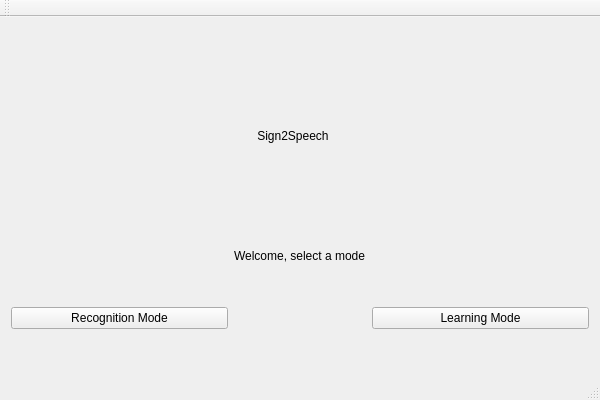
Old version of the form Sign2SpeechPrototype/sign2speechprototype.ui in the repository SignToSpeech-Project/SignToSpeech-QT.
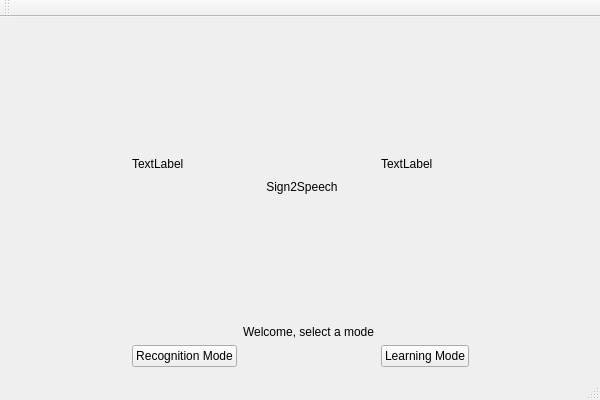
New version of the form.

```diff
--- a/Sign2SpeechPrototype/sign2speechprototype.ui
+++ b/Sign2SpeechPrototype/sign2speechprototype.ui
@@ -15,8 +15,8 @@
   </property>
   <widget class="QWidget" name="centralWidget">
    <layout class="QGridLayout" name="gridLayout">
-    <item row="1" column="0">
-     <spacer name="horizontalSpacer">
+    <item row="0" column="0">
+     <spacer name="horizontalSpacer_3">
       <property name="orientation">
        <enum>Qt::Horizontal</enum>
       </property>
@@ -28,86 +28,197 @@
       </property>
      </spacer>
     </item>
-    <item row="1" column="1">
+    <item row="0" column="1">
+     <layout class="QGridLayout" name="gridLayout_3"/>
+    </item>
+    <item row="2" column="2">
      <widget class="QLabel" name="label">
       <property name="text">
        <string>       Sign2Speech</string>
       </property>
      </widget>
     </item>
-    <item row="1" column="2">
-     <spacer name="horizontalSpacer_2">
-      <property name="orientation">
-       <enum>Qt::Horizontal</enum>
-      </property>
-      <property name="sizeHint" stdset="0">
-       <size>
-        <width>40</width>
-        <height>20</height>
-       </size>
-      </property>
-     </spacer>
+    <item row="0" column="3">
+     <layout class="QGridLayout" name="gridLayout_4"/>
     </item>
-    <item row="3" column="1">
-     <widget class="QLabel" name="label_2">
+    <item row="1" column="3">
+     <widget class="QLabel" name="labelRecognition">
       <property name="text">
-       <string>Welcome, select a mode</string>
+       <string>TextLabel</string>
       </property>
      </widget>
     </item>
-    <item row="0" column="1">
-     <spacer name="verticalSpacer_2">
-      <property name="orientation">
-       <enum>Qt::Vertical</enum>
-      </property>
-      <property name="sizeHint" stdset="0">
-       <size>
-        <width>20</width>
-        <height>40</height>
-       </size>
-      </property>
-     </spacer>
-    </item>
-    <item row="2" column="1">
-     <spacer name="verticalSpacer">
-      <property name="orientation">
-       <enum>Qt::Vertical</enum>
-      </property>
-      <property name="sizeHint" stdset="0">
-       <size>
-        <width>20</width>
-        <height>40</height>
-       </size>
-      </property>
-     </spacer>
-    </item>
-    <item row="4" column="1">
-     <spacer name="verticalSpacer_3">
-      <property name="orientation">
-       <enum>Qt::Vertical</enum>
-      </property>
-      <property name="sizeHint" stdset="0">
-       <size>
-        <width>20</width>
-        <height>40</height>
-       </size>
-      </property>
-     </spacer>
-    </item>
-    <item row="4" column="0">
+    <item row="5" column="1">
      <widget class="QPushButton" name="pushButtonRecognition">
       <property name="text">
        <string>Recognition Mode</string>
       </property>
      </widget>
     </item>
-    <item row="4" column="2">
+    <item row="1" column="1">
+     <widget class="QLabel" name="labelIntel">
+      <property name="text">
+       <string>TextLabel</string>
+      </property>
+     </widget>
+    </item>
+    <item row="3" column="2">
+     <spacer name="verticalSpacer">
+      <property name="orientation">
+       <enum>Qt::Vertical</enum>
+      </property>
+      <property name="sizeHint" stdset="0">
+       <size>
+        <width>20</width>
+        <height>40</height>
+       </size>
+      </property>
+     </spacer>
+    </item>
+    <item row="5" column="3">
      <widget class="QPushButton" name="pushButtonLearning">
       <property name="text">
        <string>Learning Mode</string>
       </property>
      </widget>
     </item>
+    <item row="0" column="2">
+     <spacer name="verticalSpacer_2">
+      <property name="orientation">
+       <enum>Qt::Vertical</enum>
+      </property>
+      <property name="sizeHint" stdset="0">
+       <size>
+        <width>20</width>
+        <height>40</height>
+       </size>
+      </property>
+     </spacer>
+    </item>
+    <item row="4" column="2">
+     <widget class="QLabel" name="label_2">
+      <property name="text">
+       <string>Welcome, select a mode</string>
+      </property>
+     </widget>
+    </item>
+    <item row="0" column="4">
+     <spacer name="horizontalSpacer_4">
+      <property name="orientation">
+       <enum>Qt::Horizontal</enum>
+      </property>
+      <property name="sizeHint" stdset="0">
+       <size>
+        <width>40</width>
+        <height>20</height>
+       </size>
+      </property>
+     </spacer>
+    </item>
+    <item row="1" column="0">
+     <spacer name="horizontalSpacer">
+      <property name="orientation">
+       <enum>Qt::Horizontal</enum>
+      </property>
+      <property name="sizeHint" stdset="0">
+       <size>
+        <width>40</width>
+        <height>20</height>
+       </size>
+      </property>
+     </spacer>
+    </item>
+    <item row="1" column="4">
+     <spacer name="horizontalSpacer_2">
+      <property name="orientation">
+       <enum>Qt::Horizontal</enum>
+      </property>
+      <property name="sizeHint" stdset="0">
+       <size>
+        <width>40</width>
+        <height>20</height>
+       </size>
+      </property>
+     </spacer>
+    </item>
+    <item row="5" column="0">
+     <spacer name="horizontalSpacer_5">
+      <property name="orientation">
+       <enum>Qt::Horizontal</enum>
+      </property>
+      <property name="sizeHint" stdset="0">
+       <size>
+        <width>40</width>
+        <height>20</height>
+       </size>
+      </property>
+     </spacer>
+    </item>
+    <item row="5" column="2">
+     <spacer name="horizontalSpacer_6">
+      <property name="orientation">
+       <enum>Qt::Horizontal</enum>
+      </property>
+      <property name="sizeHint" stdset="0">
+       <size>
+        <width>40</width>
+        <height>20</height>
+       </size>
+      </property>
+     </spacer>
+    </item>
+    <item row="5" column="4">
+     <spacer name="horizontalSpacer_7">
+      <property name="orientation">
+       <enum>Qt::Horizontal</enum>
+      </property>
+      <property name="sizeHint" stdset="0">
+       <size>
+        <width>40</width>
+        <height>20</height>
+       </size>
+      </property>
+     </spacer>
+    </item>
+    <item row="3" column="1">
+     <spacer name="verticalSpacer_3">
+      <property name="orientation">
+       <enum>Qt::Vertical</enum>
+      </property>
+      <property name="sizeHint" stdset="0">
+       <size>
+        <width>20</width>
+        <height>40</height>
+       </size>
+      </property>
+     </spacer>
+    </item>
+    <item row="3" column="3">
+     <spacer name="verticalSpacer_4">
+      <property name="orientation">
+       <enum>Qt::Vertical</enum>
+      </property>
+      <property name="sizeHint" stdset="0">
+       <size>
+        <width>20</width>
+        <height>40</height>
+       </size>
+      </property>
+     </spacer>
+    </item>
+    <item row="1" column="2">
+     <spacer name="horizontalSpacer_8">
+      <property name="orientation">
+       <enum>Qt::Horizontal</enum>
+      </property>
+      <property name="sizeHint" stdset="0">
+       <size>
+        <width>40</width>
+        <height>20</height>
+       </size>
+      </property>
+     </spacer>
+    </item>
    </layout>
   </widget>
   <widget class="QMenuBar" name="menuBar">
```
